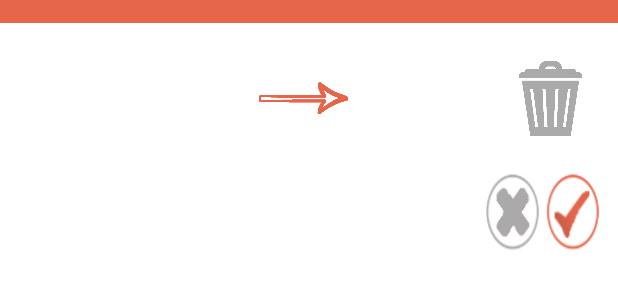
After one commit to susanaranjo/OraleApp, an Android app: the layout delete_dialog.xml on its own in the app's theme, with its tools: preview values and no code run, on a phone screen of 412 x 824 dp. The commit adds this screen. Shown: the top 300 px of the screen. Run offline under Robolectric (Android 15) with nearby library versions, the phone set to English and light mode, and no system bars.

Commit message:
delete dialog

```diff
--- a/app/src/main/res/layout-land/activity_main.xml
+++ b/app/src/main/res/layout-land/activity_main.xml
@@ -105,7 +105,6 @@
             android:numColumns="8"
             android:padding="0dp"
             android:stretchMode="columnWidth"
-            android:verticalSpacing="1dp"
             tools:ignore="ObsoleteLayoutParam,RtlHardcoded"></GridView>
 
     </LinearLayout>
--- a/app/src/main/res/layout-land/show_causes.xml
+++ b/app/src/main/res/layout-land/show_causes.xml
@@ -105,7 +105,6 @@
             android:numColumns="8"
             android:padding="0dp"
             android:stretchMode="columnWidth"
-            android:verticalSpacing="1dp"
             tools:ignore="ObsoleteLayoutParam,RtlHardcoded"></GridView>
 
     </LinearLayout>
--- a/app/src/main/res/layout/activity_main.xml
+++ b/app/src/main/res/layout/activity_main.xml
@@ -23,7 +23,7 @@
 
 
         <ImageView
-            android:id="@+id/imageView"
+            android:id="@+id/logo"
             android:layout_width="60dp"
             android:layout_height="match_parent"
             android:padding="1dp"
@@ -104,7 +104,6 @@
             android:numColumns="5"
             android:padding="0dp"
             android:stretchMode="columnWidth"
-            android:verticalSpacing="1dp"
             tools:ignore="ObsoleteLayoutParam,RtlHardcoded"></GridView>
 
     </LinearLayout>
--- /dev/null
+++ b/app/src/main/res/layout/delete_dialog.xml
@@ -0,0 +1,94 @@
+<?xml version="1.0" encoding="utf-8"?>
+<LinearLayout xmlns:android="http://schemas.android.com/apk/res/android"
+    xmlns:app="http://schemas.android.com/apk/res-auto"
+    android:layout_width="match_parent"
+    android:layout_height="match_parent"
+    android:background="@android:color/background_light"
+    android:orientation="vertical">
+
+
+
+    <RelativeLayout
+        android:layout_width="match_parent"
+        android:layout_height="match_parent">
+
+        <LinearLayout
+            android:id="@+id/linearLayout"
+            android:layout_width="match_parent"
+            android:layout_height="15dp"
+            android:layout_alignParentTop="true"
+            android:background="@color/colorPrimaryDark"
+            android:orientation="horizontal"></LinearLayout>
+
+        <LinearLayout
+            android:id="@+id/linearLayout5"
+            android:layout_width="match_parent"
+            android:layout_height="wrap_content"
+            android:layout_alignParentStart="true"
+            android:layout_below="@+id/linearLayout"
+            android:paddingLeft="20dp"
+            android:paddingRight="20dp"
+            android:paddingTop="10dp">
+
+            <ImageView
+                android:id="@+id/picto"
+                android:layout_width="80dp"
+                android:layout_height="80dp" />
+
+            <Space
+                android:layout_width="wrap_content"
+                android:layout_height="wrap_content"
+                android:layout_weight="0.4" />
+
+
+            <ImageView
+                android:id="@+id/arrow"
+                android:layout_width="60dp"
+                android:layout_height="80dp"
+                android:layout_gravity="center"
+                app:srcCompat="@drawable/arrow" />
+
+            <Space
+                android:layout_width="wrap_content"
+                android:layout_height="wrap_content"
+                android:layout_weight="0.6" />
+
+            <ImageView
+                android:id="@+id/trash"
+                android:layout_width="50dp"
+                android:layout_height="80dp"
+                app:srcCompat="@drawable/trash" />
+
+
+        </LinearLayout>
+
+        <LinearLayout
+            android:layout_width="match_parent"
+            android:layout_height="wrap_content"
+            android:layout_alignParentStart="true"
+            android:layout_below="@+id/linearLayout5"
+            android:padding="10dp">
+
+            <Space
+                android:layout_width="wrap_content"
+                android:layout_height="wrap_content"
+                android:layout_weight="1" />
+
+            <Button
+                android:id="@+id/button"
+                android:layout_width="40dp"
+                android:layout_height="wrap_content"
+                android:background="@drawable/cancel"
+                android:paddingRight="30dp" />
+
+            <Button
+                android:id="@+id/button2"
+                android:layout_width="40dp"
+                android:layout_height="wrap_content"
+                android:background="@drawable/check" />
+
+
+        </LinearLayout>
+    </RelativeLayout>
+
+</LinearLayout>
--- a/app/src/main/res/layout/show_causes.xml
+++ b/app/src/main/res/layout/show_causes.xml
@@ -106,7 +106,6 @@
             android:numColumns="5"
             android:padding="0dp"
             android:stretchMode="columnWidth"
-            android:verticalSpacing="1dp"
             tools:ignore="ObsoleteLayoutParam,RtlHardcoded"></GridView>
 
     </LinearLayout>
--- a/app/src/main/res/layout/show_suggestions.xml
+++ b/app/src/main/res/layout/show_suggestions.xml
@@ -106,7 +106,6 @@
             android:numColumns="5"
             android:padding="0dp"
             android:stretchMode="columnWidth"
-            android:verticalSpacing="1dp"
             tools:ignore="ObsoleteLayoutParam,RtlHardcoded"></GridView>
 
     </LinearLayout>
```
Also changed, not shown: app/src/main/java/com/example/susananaranjovillamil/orale/MainActivity.java (+45 -5 lines), app/src/main/java/com/example/susananaranjovillamil/orale/ShowCauses.java (+39 -3 lines), app/src/main/java/com/example/susananaranjovillamil/orale/ShowSuggestion.java (+40 -3 lines), app/src/main/java/com/example/susananaranjovillamil/orale/StartActivity.java (+1 -8 lines), app/src/main/res/layout/list_selected.xml (+17 -6 lines), app/src/main/res/layout/list_start.xml (+15 -3 lines), app/src/main/res/drawable/arrow.png (added), app/src/main/res/drawable/cancel.png (added), app/src/main/res/drawable/check.png, app/src/main/res/drawable/search.png (added), app/src/main/res/drawable/trash.png (added).
